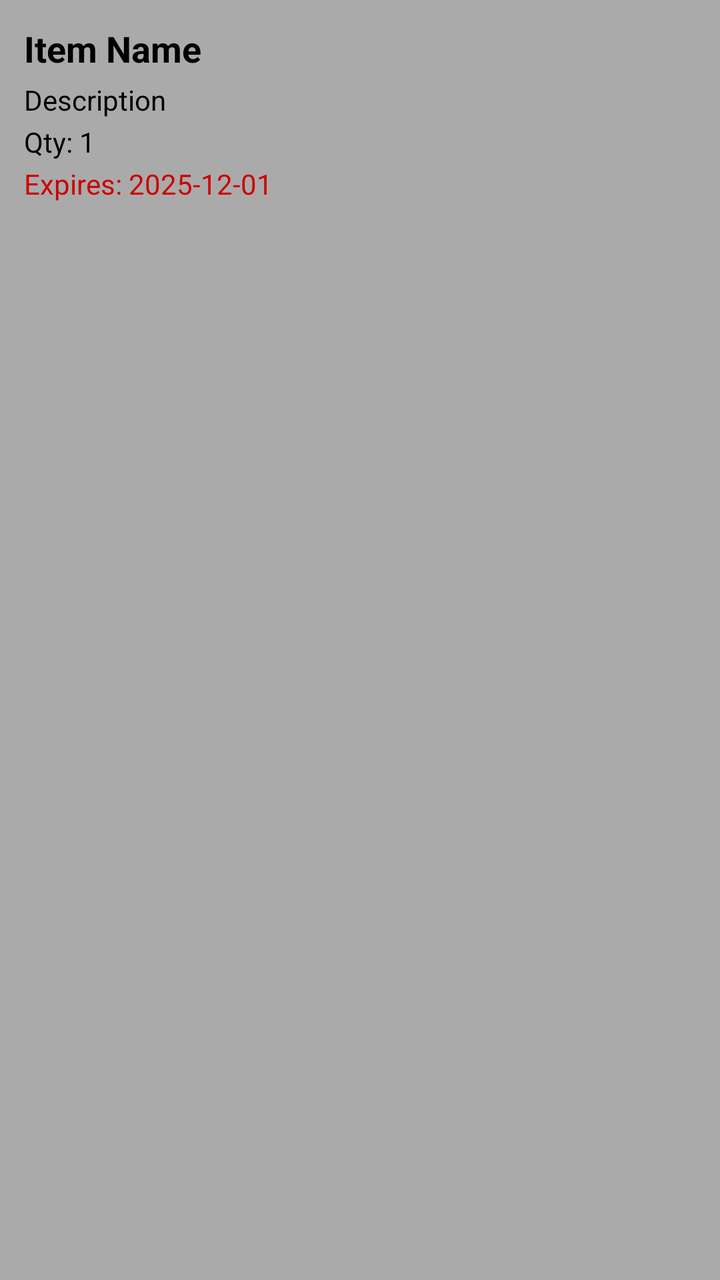
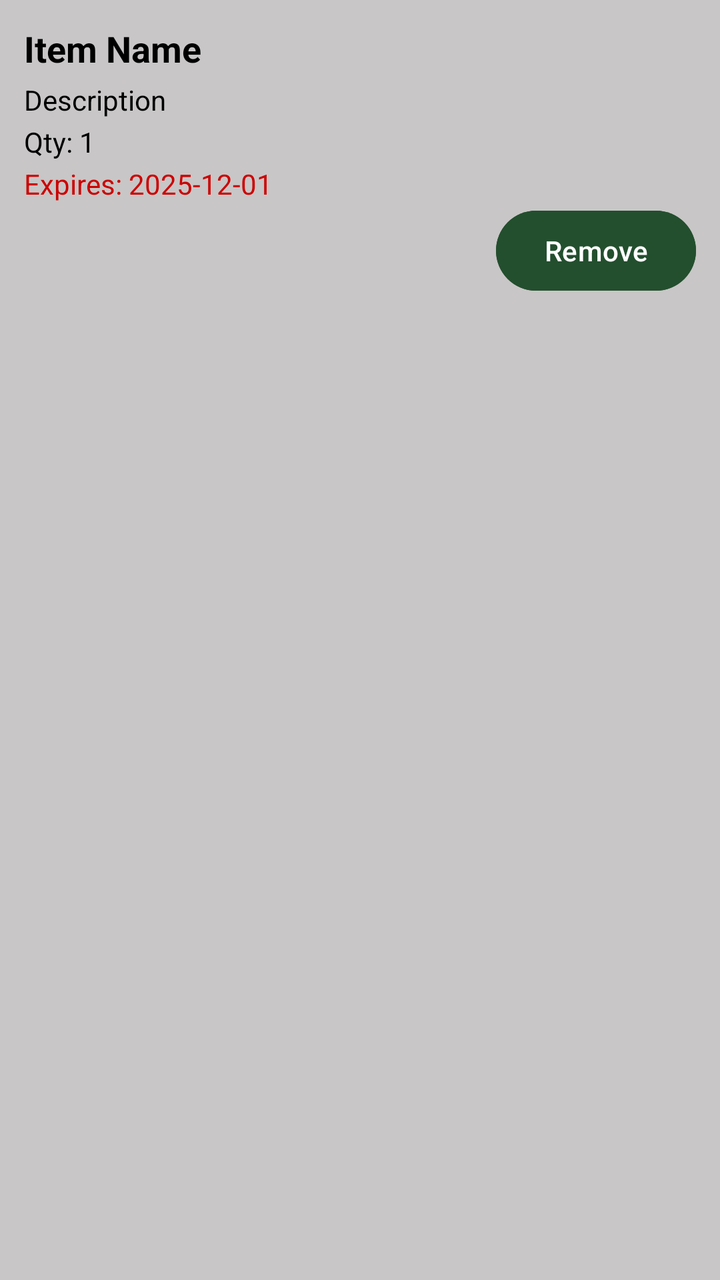

Two renders of the same Android screen: before a commit and after it. Below are the layout's source before the change and the commit's diff.
<!-- AndroidManifest.xml: application theme Theme.Material3.DayNight.NoActionBar -->
<!-- res/layout/item_pantry.xml -->
<?xml version="1.0" encoding="utf-8"?>
<LinearLayout
    xmlns:android="http://schemas.android.com/apk/res/android"
    android:layout_width="match_parent"
    android:layout_height="wrap_content"
    android:orientation="vertical"
    android:padding="12dp"
    android:layout_marginBottom="8dp"
    android:background="#ABAAAA"
    android:elevation="2dp"
    android:layout_marginHorizontal="8dp"
    android:clipToPadding="false">

    <TextView
        android:id="@+id/itemName"
        android:layout_width="wrap_content"
        android:layout_height="wrap_content"
        android:text="Item Name"
        android:textSize="18sp"
        android:textStyle="bold"
        android:textColor="@android:color/black"
        android:layout_marginBottom="4dp" />

    <TextView
        android:id="@+id/itemDescription"
        android:layout_width="wrap_content"
        android:layout_height="wrap_content"
        android:text="Description"
        android:textSize="14sp"
        android:textColor="@android:color/black"
        android:layout_marginBottom="2dp" />

    <TextView
        android:id="@+id/itemQuantity"
        android:layout_width="wrap_content"
        android:layout_height="wrap_content"
        android:text="Qty: 1"
        android:textSize="14sp"
        android:textColor="@android:color/black"
        android:layout_marginBottom="2dp" />

    <TextView
        android:id="@+id/itemExpiration"
        android:layout_width="wrap_content"
        android:layout_height="wrap_content"
        android:text="Expires: 2025-12-01"
        android:textSize="14sp"
        android:textColor="@android:color/holo_red_dark" />

</LinearLayout>
<!-- resources referenced by this layout -->
<resources>

</resources>

<!-- the commit's change to res/layout/item_pantry.xml (unified diff, before → after) -->
@@ -6,7 +6,7 @@
     android:orientation="vertical"
     android:padding="12dp"
     android:layout_marginBottom="8dp"
-    android:background="#ABAAAA"
+    android:background="#C8C6C6"
     android:elevation="2dp"
     android:layout_marginHorizontal="8dp"
     android:clipToPadding="false">
@@ -47,4 +47,12 @@
         android:textSize="14sp"
         android:textColor="@android:color/holo_red_dark" />
 
+    <Button
+        android:id="@+id/btnRemove"
+        android:layout_width="wrap_content"
+        android:layout_height="wrap_content"
+        android:backgroundTint="#234F2E"
+        android:layout_gravity="center_vertical|right"
+        android:text="Remove"/>
+
 </LinearLayout>
